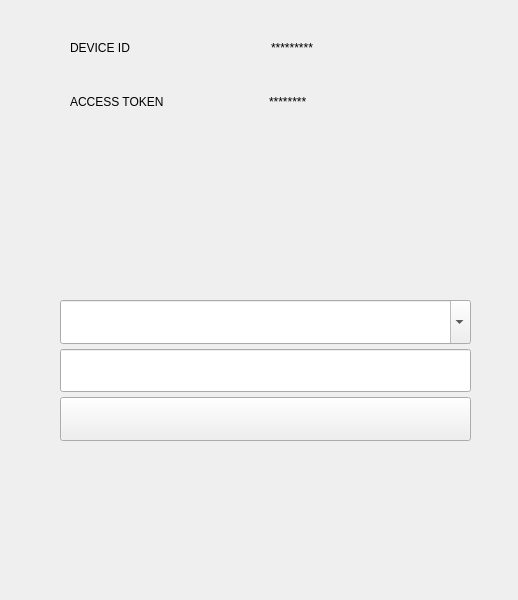
Before: the Qt Designer form app/src/views/link/mainpage.ui in pjlt/lanthing-pc, drawn with Qt 5.
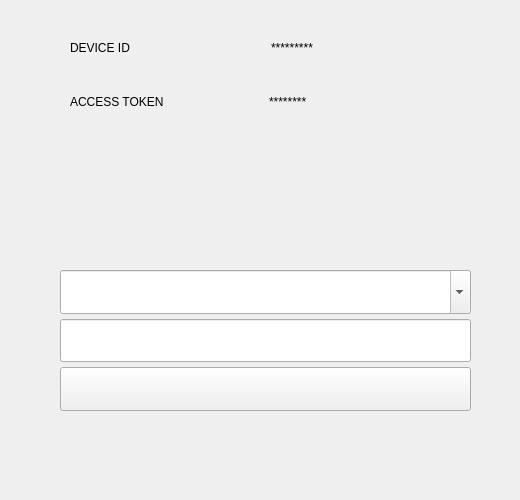
After: the same form once the commit is applied. Icons and pictures are not drawn.

```diff
--- a/app/src/views/link/mainpage.ui
+++ b/app/src/views/link/mainpage.ui
@@ -6,14 +6,14 @@
    <rect>
     <x>0</x>
     <y>0</y>
-    <width>518</width>
-    <height>600</height>
+    <width>520</width>
+    <height>500</height>
    </rect>
   </property>
   <property name="minimumSize">
    <size>
-    <width>518</width>
-    <height>600</height>
+    <width>520</width>
+    <height>500</height>
    </size>
   </property>
   <property name="windowTitle">
@@ -26,7 +26,7 @@
    <property name="geometry">
     <rect>
      <x>60</x>
-     <y>300</y>
+     <y>270</y>
      <width>411</width>
      <height>141</height>
     </rect>
```
Left out of the diff: 3 changed lines with no effect on the pictures.
